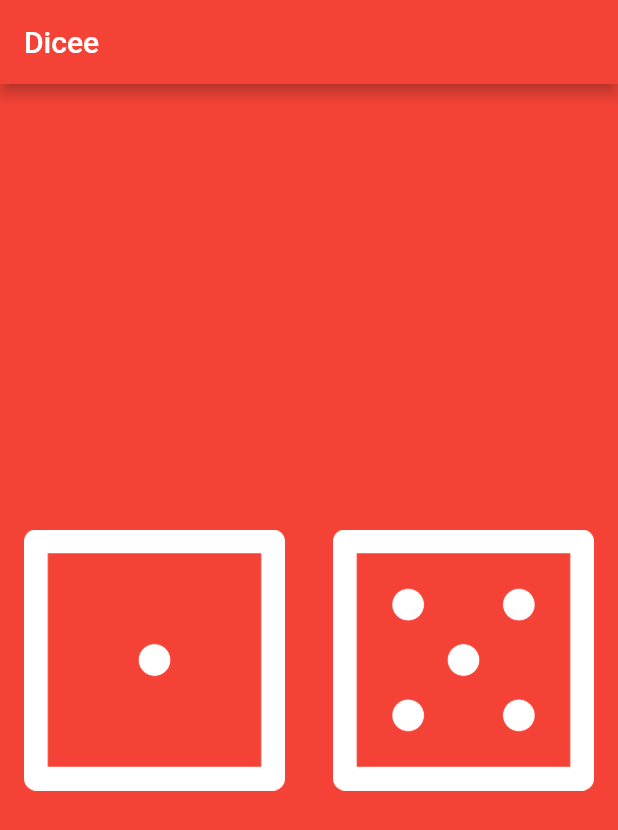
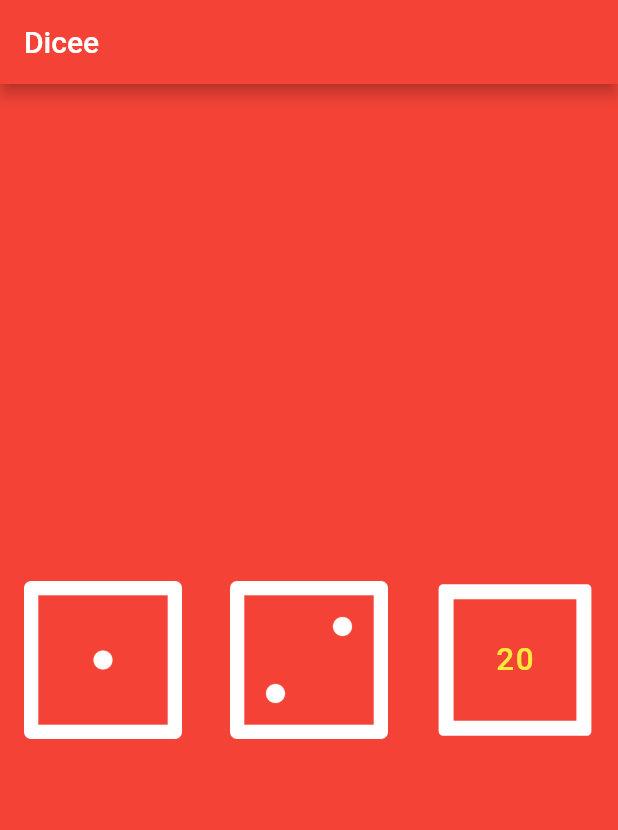
Before and after one commit to nikolas-haug/flutter_dice, a Flutter app: the screen it shows after launch, on a phone screen of 412 x 824 dp. Shown: the top 830 px of the screen. Run offline on Flutter 3.47's test engine with Material 2 defaults, Android fonts, the phone set to English and light mode, and no system bars.

```diff
--- a/lib/main.dart
+++ b/lib/main.dart
@@ -1,4 +1,5 @@
 import 'package:flutter/material.dart';
+import 'dart:math';
 
 void main() {
   return runApp(
@@ -15,17 +16,28 @@ void main() {
   );
 }
 
-class DicePage extends StatelessWidget {
+class DicePage extends StatefulWidget {
+  @override
+  _DicePageState createState() => _DicePageState();
+}
+
+class _DicePageState extends State<DicePage> {
+  int leftDiceNumber = 1;
+  int rightDiceNumber = 2;
+
+  var ranNum = 20;
+
   @override
   Widget build(BuildContext context) {
-    var leftDiceNumber = 1;
     return Center(
       child: Row(
         children: <Widget>[
           Expanded(
             child: FlatButton(
               onPressed: () {
-                print('Left button was pressed');
+                setState(() {
+                  leftDiceNumber = Random().nextInt(6) + 1;
+                });
               },
               child: Image.asset('images/dice$leftDiceNumber.png'),
             ),
@@ -33,11 +45,39 @@ class DicePage extends StatelessWidget {
           Expanded(
             child: FlatButton(
               onPressed: () {
-                print('Right button was pressed');
+                setState(() {
+                  rightDiceNumber = Random().nextInt(6) + 1;
+                });
               },
-              child: Image.asset('images/dice5.png'),
+              child: Image.asset('images/dice$rightDiceNumber.png'),
             ),
           ),
+          Expanded(
+            child: FlatButton(
+              onPressed: () {
+                setState(() {
+                  ranNum = Random().nextInt(100);
+                });
+              },
+              child: Container(
+                decoration: BoxDecoration(
+                  border: Border.all(color: Colors.white, width: 10.0),
+                  borderRadius: BorderRadius.all(Radius.circular(3.0)),
+                ),
+                child: Padding(
+                  padding: const EdgeInsets.all(28.0),
+                  child: Text(
+                    ranNum.toString(),
+                    style: TextStyle(
+                      fontSize: 21.0,
+                      color: Colors.yellow[500],
+                      letterSpacing: 1.0,
+                    ),
+                  ),
+                ),
+              ),
+            ),
+          )
         ],
       ),
     );
```
